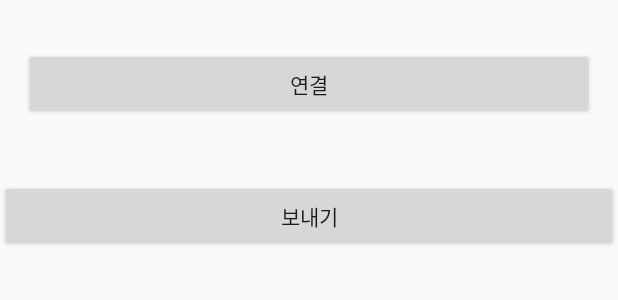
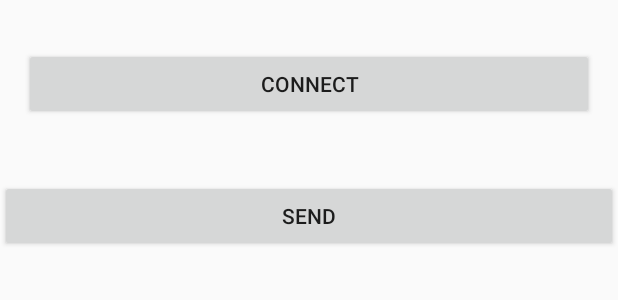
Before and after one commit to hse801/EyeShoe, an Android app: the layout activity_main.xml on its own in the app's theme, with its tools: preview values and no code run, on a phone screen of 412 x 824 dp. Shown: the top 300 px of the screen. Run offline under Robolectric (Android 15) with nearby library versions, the light colour scheme and no system bars.

Commit message:
버튼 이름 바꿈

```diff
--- a/app/src/main/res/layout/activity_main.xml
+++ b/app/src/main/res/layout/activity_main.xml
@@ -18,14 +18,14 @@
         android:layout_marginEnd="16dp"
         android:layout_marginRight="16dp"
         android:layout_marginBottom="32dp"
-        android:text="연결" />
+        android:text="CONNECT" />
 
     <Button
         android:id="@+id/btnSend"
         android:layout_width="match_parent"
         android:layout_height="wrap_content"
         android:layout_marginTop="8dp"
-        android:text="보내기" />
+        android:text="SEND" />
 
 
 </LinearLayout>
```
